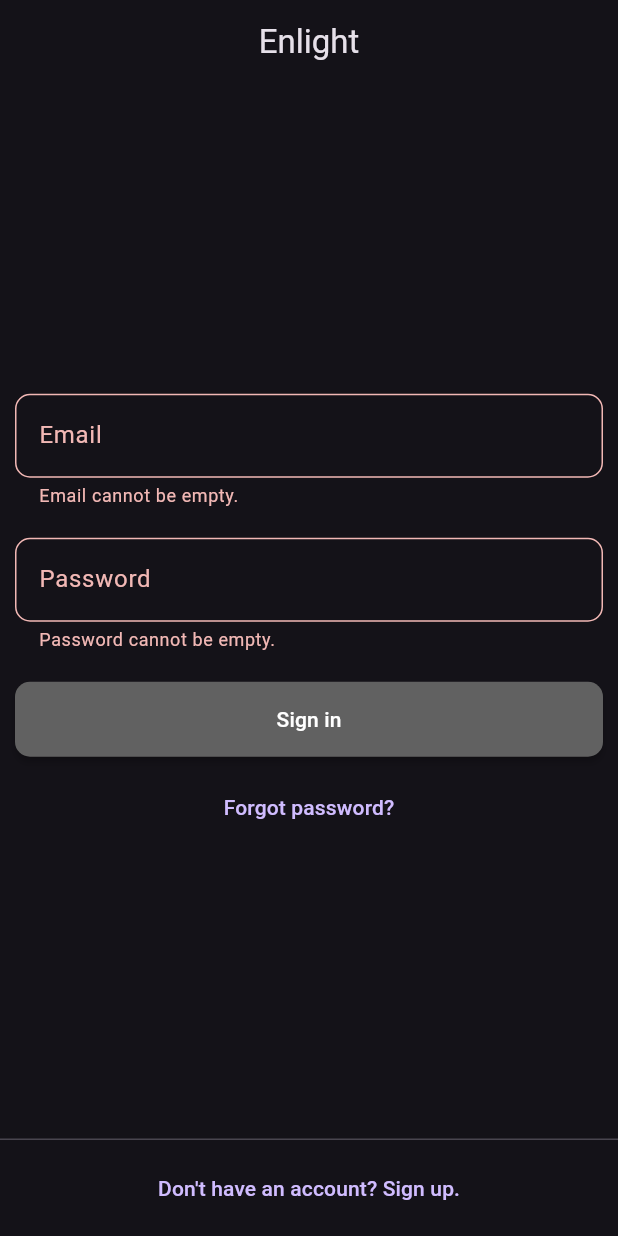
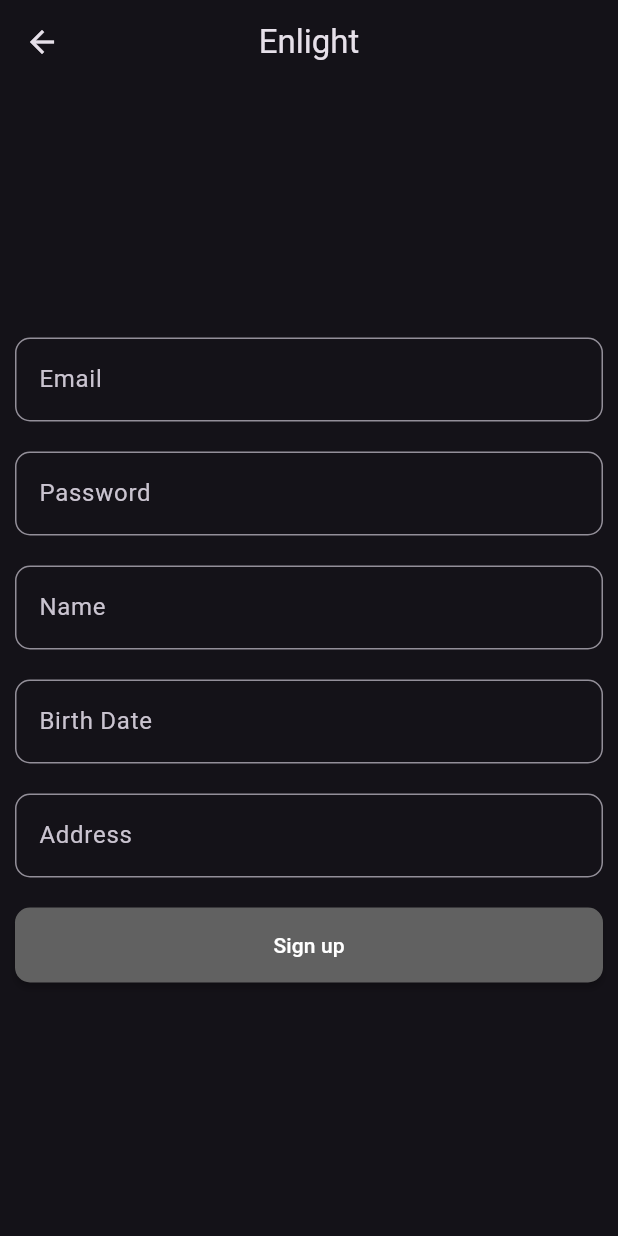
Before and after one commit to pedroramirezneira/enlightfrontend, a Flutter app: the screen it shows after launch, after a tap on "Sign in", after a tap on "Don't have an account? Sign up.", on a phone screen of 412 x 824 dp. Run offline on Flutter 3.47's test engine with Material 3 defaults, Android fonts, the phone set to English and light mode, and no system bars.

Commit message:
Sign in page functional implementation, Sign up page full implementation

```diff
--- /dev/null
+++ b/lib/env.dart
@@ -0,0 +1 @@
+const server = "172.27.112.1";
--- a/lib/pages/sign_in.dart
+++ b/lib/pages/sign_in.dart
@@ -1,7 +1,10 @@
 import 'package:enlight/components/enlight_app_bar.dart';
 import 'package:enlight/components/enlight_form_submission_button.dart';
 import 'package:enlight/components/enlight_text_form_field.dart';
+import 'package:enlight/env.dart';
+import 'package:enlight/pages/sign_up.dart';
 import 'package:flutter/material.dart';
+import 'package:http/http.dart' as http;
 
 class SignIn extends StatefulWidget {
   const SignIn({super.key});
@@ -27,10 +30,9 @@ class _SignInState extends State<SignIn> {
   Widget build(BuildContext context) {
     return Scaffold(
       appBar: const EnlightAppBar(),
-      body: Column(
-        mainAxisAlignment: MainAxisAlignment.center,
-        children: <Widget>[
-          Form(
+      body: Center(
+        child: SingleChildScrollView(
+          child: Form(
             key: formKey,
             child: Column(
               children: <Widget>[
@@ -45,13 +47,7 @@ class _SignInState extends State<SignIn> {
                 EnlightFormSubmissionButton(
                   text: "Sign in",
                   formKey: formKey,
-                  onPressed: () {
-                    Navigator.of(context).pushAndRemoveUntil(
-                      MaterialPageRoute(
-                          builder: (context) => const Placeholder()),
-                      (route) => false,
-                    );
-                  },
+                  onPressed: _onPressed,
                 ),
                 TextButton(
                   onPressed: () {},
@@ -60,16 +56,48 @@ class _SignInState extends State<SignIn> {
               ],
             ),
           ),
-        ],
+        ),
       ),
       persistentFooterButtons: <Widget>[
         Center(
           child: TextButton(
-            onPressed: () {},
+            onPressed: () {
+              Navigator.of(context).push(
+                  MaterialPageRoute(builder: (context) => const SignUp()));
+            },
             child: const Text("Don't have an account? Sign up."),
           ),
         ),
       ],
     );
   }
+
+  void Function()? _onPressed() {
+    http
+        .get(
+      Uri.http(
+        server,
+        "/account",
+        {
+          "email": emailController.text,
+          "password": passwordController.text,
+        },
+      ),
+    )
+        .then((response) {
+      if (response.statusCode != 200) {
+        ScaffoldMessenger.of(context).showSnackBar(
+          const SnackBar(
+            content: Text("Wrong password. Please try again."),
+          ),
+        );
+        return;
+      }
+      Navigator.of(context).pushAndRemoveUntil(
+        MaterialPageRoute(builder: (context) => const Placeholder()),
+        (route) => false,
+      );
+    });
+    return null;
+  }
 }
--- a/lib/pages/sign_up.dart
+++ b/lib/pages/sign_up.dart
@@ -0,0 +1,119 @@
+import 'dart:convert';
+
+import 'package:enlight/components/enlight_app_bar.dart';
+import 'package:enlight/components/enlight_form_submission_button.dart';
+import 'package:enlight/components/enlight_text_form_field.dart';
+import 'package:enlight/env.dart';
+import 'package:enlight/pages/sign_in.dart';
+import 'package:flutter/material.dart';
+import 'package:http/http.dart' as http;
+
+class SignUp extends StatefulWidget {
+  const SignUp({super.key});
+
+  @override
+  State<SignUp> createState() => _SignUpState();
+}
+
+class _SignUpState extends State<SignUp> {
+  late final GlobalKey<FormState> formKey;
+  late final TextEditingController emailController;
+  late final TextEditingController passwordController;
+  late final TextEditingController nameController;
+  late final TextEditingController birthDateController;
+  late final TextEditingController addressController;
+
+  @override
+  void initState() {
+    super.initState();
+    formKey = GlobalKey<FormState>();
+    emailController = TextEditingController();
+    passwordController = TextEditingController();
+    nameController = TextEditingController();
+    birthDateController = TextEditingController();
+    addressController = TextEditingController();
+  }
+
+  @override
+  Widget build(BuildContext context) {
+    return Scaffold(
+      appBar: const EnlightAppBar(),
+      body: Center(
+        child: SingleChildScrollView(
+          child: Form(
+            key: formKey,
+            child: Column(
+              children: <Widget>[
+                EnlightTextFormField(
+                  text: "Email",
+                  controller: emailController,
+                ),
+                EnlightTextFormField(
+                  text: "Password",
+                  controller: passwordController,
+                ),
+                EnlightTextFormField(
+                  text: "Name",
+                  controller: nameController,
+                ),
+                EnlightTextFormField(
+                  text: "Birth Date",
+                  controller: birthDateController,
+                ),
+                EnlightTextFormField(
+                  text: "Address",
+                  controller: addressController,
+                ),
+                EnlightFormSubmissionButton(
+                  text: "Sign up",
+                  formKey: formKey,
+                  onPressed: _onPressed,
+                ),
+              ],
+            ),
+          ),
+        ),
+      ),
+    );
+  }
+
+  void Function()? _onPressed() {
+    http
+        .post(
+      Uri.http(
+        server,
+        "/account",
+      ),
+      headers: Map.from({"Content-Type": "application/json"}),
+      body: json.encode(
+        {
+          "email": emailController.text,
+          "password": passwordController.text,
+          "name": nameController.text,
+          "birth_date": birthDateController.text,
+          "address": addressController.text,
+        },
+      ),
+    )
+        .then((response) {
+      if (response.statusCode == 500) {
+        ScaffoldMessenger.of(context).showSnackBar(
+          const SnackBar(
+            content: Text("Internal server error. Please try again."),
+          ),
+        );
+        return;
+      }
+      ScaffoldMessenger.of(context).showSnackBar(
+          const SnackBar(
+            content: Text("Account successfully created."),
+          ),
+        );
+      Navigator.of(context).pushAndRemoveUntil(
+        MaterialPageRoute(builder: (context) => const SignIn()),
+        (route) => false,
+      );
+    });
+    return null;
+  }
+}
--- a/pubspec.yaml
+++ b/pubspec.yaml
@@ -35,6 +35,7 @@ dependencies:
   # The following adds the Cupertino Icons font to your application.
   # Use with the CupertinoIcons class for iOS style icons.
   cupertino_icons: ^1.0.2
+  http: ^1.2.0
 
 dev_dependencies:
   flutter_test:
```
Also changed, not shown: pubspec.lock, 1 other file.
